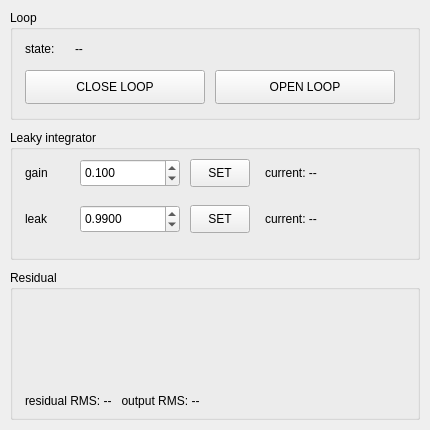
Qt form gui/daoLoopDisp.ui (Durham-Adaptive-Optics/daoTools) before a commit.
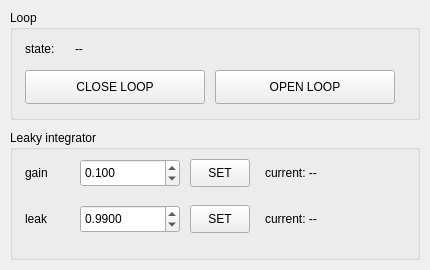
The same form after that commit. Custom widgets are drawn as their Qt base class.

Commit message: Update docs/README, simplify daoLoopDisp to basic loop control

Diff of the .ui file:
```diff
--- a/gui/daoLoopDisp.ui
+++ b/gui/daoLoopDisp.ui
@@ -3,7 +3,7 @@
  <class>MainWindow</class>
  <widget class="QMainWindow" name="MainWindow">
   <property name="geometry">
-   <rect><x>0</x><y>0</y><width>430</width><height>430</height></rect>
+   <rect><x>0</x><y>0</y><width>430</width><height>270</height></rect>
   </property>
   <property name="windowTitle">
    <string>Loop</string>
@@ -81,30 +81,8 @@
      <property name="text"><string>current: --</string></property>
     </widget>
    </widget>
-   <widget class="QGroupBox" name="residGroup">
-    <property name="geometry">
-     <rect><x>10</x><y>270</y><width>410</width><height>150</height></rect>
-    </property>
-    <property name="title">
-     <string>Residual</string>
-    </property>
-    <widget class="PlotWidget" name="residualPlot">
-     <property name="geometry"><rect><x>12</x><y>25</y><width>386</width><height>90</height></rect></property>
-    </widget>
-    <widget class="QLabel" name="residualLabel">
-     <property name="geometry"><rect><x>15</x><y>120</y><width>386</width><height>22</height></rect></property>
-     <property name="text"><string>residual RMS: --   output RMS: --</string></property>
-    </widget>
-   </widget>
   </widget>
  </widget>
- <customwidgets>
-  <customwidget>
-   <class>PlotWidget</class>
-   <extends>QWidget</extends>
-   <header>pyqtgraph</header>
-  </customwidget>
- </customwidgets>
  <resources/>
  <connections/>
 </ui>
```
The commit also changes 4 other files.
